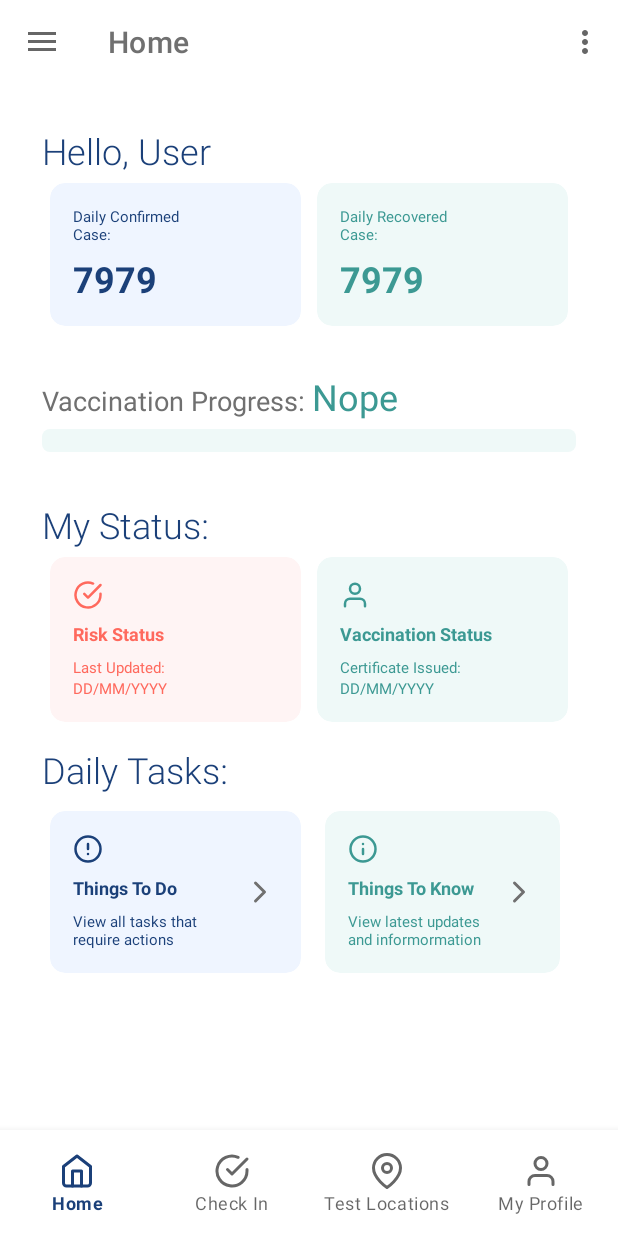
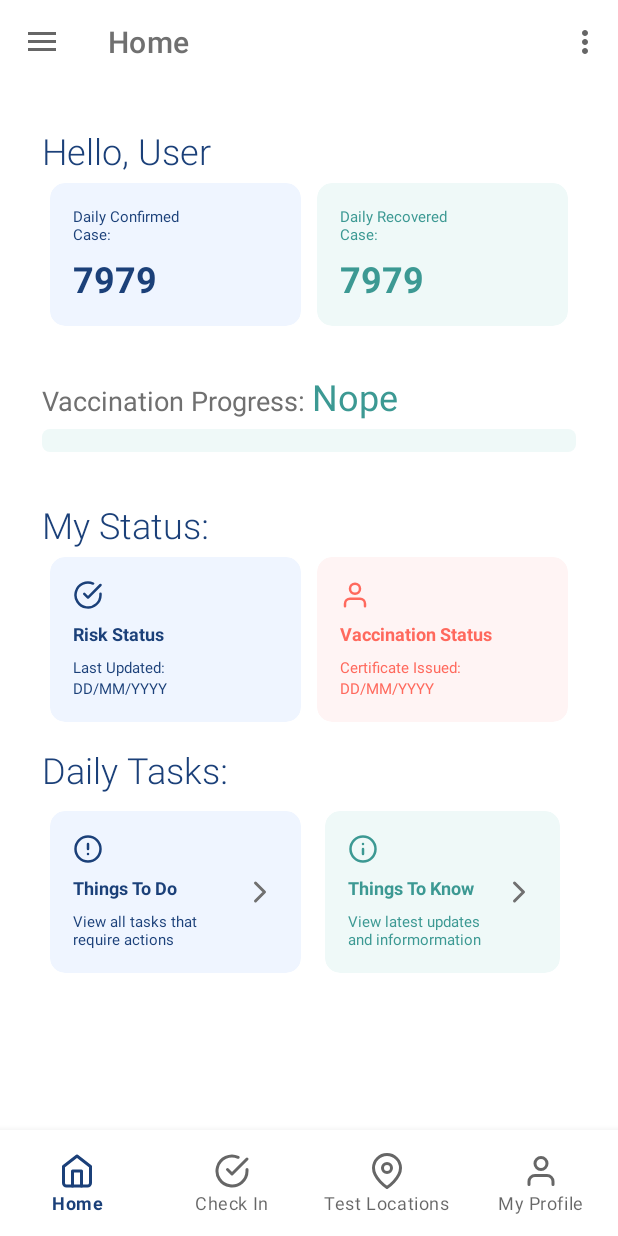
Before and after one commit to DanWlker/MyCTrace, an Android app: the screen it shows after launch (MainActivity), after a tap on "Login", on a phone screen of 412 x 824 dp. Run offline under Robolectric (Android 15) with nearby library versions, the phone set to English and light mode, and no system bars; our stand-ins replace Firebase (no records; nobody signed in at launch, a user with empty details on screens opened directly), Volley, navigation-ui; network calls fail.

Commit message:
Added feature: Risk and vaccination state color
Risk and vaccination cards color will change according to user risk and vaccination state

```diff
--- a/app/src/main/java/com/example/myctrace/ui/home/HomeFragment.java
+++ b/app/src/main/java/com/example/myctrace/ui/home/HomeFragment.java
@@ -1,15 +1,20 @@
 package com.example.myctrace.ui.home;
 
+import android.graphics.Color;
+import android.graphics.drawable.Drawable;
 import android.os.Bundle;
 import android.util.Log;
 import android.view.LayoutInflater;
 import android.view.View;
 import android.view.ViewGroup;
+import android.widget.ImageView;
 import android.widget.TextView;
 import android.widget.Toast;
 
 import androidx.annotation.NonNull;
 import androidx.annotation.Nullable;
+import androidx.appcompat.content.res.AppCompatResources;
+import androidx.core.graphics.drawable.DrawableCompat;
 import androidx.fragment.app.Fragment;
 import androidx.fragment.app.FragmentTransaction;
 import androidx.lifecycle.Observer;
@@ -42,39 +47,32 @@ public class HomeFragment extends Fragment {
     private FragmentHomeBinding binding;
 
     TextView tvConfirmedCase, tvRecoveredCase, tvVacProgress;
-    MaterialCardView cvRisk, cvVac, cvTodo, cvToknow;
+    MaterialCardView cvTodo, cvToknow;
     LinearProgressIndicator pbVac;
+
+    ImageView riskIcon;
+    TextView riskTitle, riskUpdate, riskDate;
+    MaterialCardView cvRisk;
+
+    ImageView vacIcon;
+    TextView vacTitle, vacUpdate, vacDate;
+    MaterialCardView cvVac;
 
     private DatabaseReference mDatabase;
 
+    private String riskStatus = "low";
+    private String vacStatus = "firstdose";
+
     public View onCreateView(@NonNull LayoutInflater inflater,
                              ViewGroup container, Bundle savedInstanceState) {
-        //homeViewModel =
-                //new ViewModelProvider(this).get(HomeViewModel.class);
 
         binding = FragmentHomeBinding.inflate(inflater, container, false);
         View root = binding.getRoot();
 
-        //final TextView textView = binding.tvUName;
-        cvRisk = binding.cvRisk;
-        cvVac = binding.cvVac;
-        cvTodo = binding.cvTodo;
-        cvToknow = binding.cvToknow;
-        tvConfirmedCase = binding.tvConfirmedCase;
-        tvRecoveredCase = binding.tvRecoveredCase;
-        tvVacProgress = binding.tvVacProgress;
-        pbVac = binding.pbVacProgress;
+        bindElements();
 
-        //mDatabase = FirebaseDatabase.getInstance().getReference();
-        //mDatabase.child("test").setValue("Hello");
-
-//        cvRisk.setOnClickListener(new View.OnClickListener() {
-//            @Override
-//            public void onClick(View v) {
-//                Intent i = new Intent(getActivity(), RiskAssessmentActivity.class);
-//                startActivity(i);
-//            }
-//        });
+        setRiskState(riskStatus);
+        setVacStatus(vacStatus);
 
         cvTodo.setOnClickListener(new View.OnClickListener() {
             @Override
@@ -102,16 +100,35 @@ public class HomeFragment extends Fragment {
             }
         });
 
+        //set statistics by getting data from API
         fetchCovidAPI();
         fetchVaccineAPI();
 
-        /*homeViewModel.getText().observe(getViewLifecycleOwner(), new Observer<String>() {
-            @Override
-            public void onChanged(@Nullable String s) {
-                textView.setText(s);
-            }
-        }); */
         return root;
+    }
+
+    private void bindElements()
+    {
+        //risk elements
+        cvRisk = binding.cvRisk;
+        riskIcon = binding.riskIcon;
+        riskTitle = binding.riskTitle;
+        riskUpdate = binding.riskUpdated;
+        riskDate = binding.riskDate;
+
+        //vac elements
+        cvVac = binding.cvVac;
+        vacIcon = binding.vacIcon;
+        vacTitle = binding.vacTitle;
+        vacUpdate = binding.vacUpdated;
+        vacDate = binding.vacDate;
+
+        cvTodo = binding.cvTodo;
+        cvToknow = binding.cvToknow;
+        tvConfirmedCase = binding.tvConfirmedCase;
+        tvRecoveredCase = binding.tvRecoveredCase;
+        tvVacProgress = binding.tvVacProgress;
+        pbVac = binding.pbVacProgress;
     }
 
     private void fetchCovidAPI()
@@ -187,6 +204,42 @@ public class HomeFragment extends Fragment {
         queue.add(stringRequest);
     }
 
+    private void setRiskState(String riskstatus)
+    {
+        if (riskstatus == "high")
+        {
+            cvRisk.setCardBackgroundColor(getResources().getColor(R.color.orange_secondary));
+            riskIcon.setImageDrawable(getResources().getDrawable(R.drawable.ic_check_circle_orange));
+            riskTitle.setTextColor(getResources().getColor(R.color.orange_primary));
+            riskUpdate.setTextColor(getResources().getColor(R.color.orange_primary));
+            riskDate.setTextColor(getResources().getColor(R.color.orange_primary));
+        } else {
+            cvRisk.setCardBackgroundColor(getResources().getColor(R.color.blue_secondary));
+            riskIcon.setImageDrawable(getResources().getDrawable(R.drawable.ic_check_circle_blue));
+            riskTitle.setTextColor(getResources().getColor(R.color.blue_primary));
+            riskUpdate.setTextColor(getResources().getColor(R.color.blue_primary));
+            riskDate.setTextColor(getResources().getColor(R.color.blue_primary));
+        }
+    }
+
+    private void setVacStatus(String vacStatus)
+    {
+        if (vacStatus == "completed")
+        {
+            cvVac.setCardBackgroundColor(getResources().getColor(R.color.green_secondary));
+            vacIcon.setImageDrawable(getResources().getDrawable(R.drawable.ic_user_green));
+            vacTitle.setTextColor(getResources().getColor(R.color.green_primary));
+            vacUpdate.setTextColor(getResources().getColor(R.color.green_primary));
+            vacDate.setTextColor(getResources().getColor(R.color.green_primary));
+        } else {
+            cvVac.setCardBackgroundColor(getResources().getColor(R.color.orange_secondary));
+            vacIcon.setImageDrawable(getResources().getDrawable(R.drawable.ic_user_orange));
+            vacTitle.setTextColor(getResources().getColor(R.color.orange_primary));
+            vacUpdate.setTextColor(getResources().getColor(R.color.orange_primary));
+            vacDate.setTextColor(getResources().getColor(R.color.orange_primary));
+        }
+    }
+
     @Override
     public void onDestroyView() {
         super.onDestroyView();
--- a/app/src/main/java/com/example/myctrace/ui/toknow/ToknowFragment.java
+++ b/app/src/main/java/com/example/myctrace/ui/toknow/ToknowFragment.java
@@ -42,15 +42,18 @@ public class ToknowFragment extends Fragment {
                              @Nullable Bundle savedInstanceState) {
         View view = inflater.inflate(R.layout.toknow_fragment, container, false);
 
+        //for action bar
         ActionBar actionBar = ((AppCompatActivity)getActivity()).getSupportActionBar();
         actionBar.setTitle("To Know");
 
+        //link to database
         mbase = FirebaseDatabase.getInstance().getReference().child("news");
         FirebaseRecyclerOptions<NewsModel> options =
                 new FirebaseRecyclerOptions.Builder<NewsModel>()
                 .setQuery(mbase, NewsModel.class)
                 .build();
 
+        //setting up recycler view
         RecyclerView rv_news = view.findViewById(R.id.rv_news);
         NewsAdapter adapter = new NewsAdapter(options);
         rv_news.setAdapter(adapter);
--- /dev/null
+++ b/app/src/main/res/drawable-v24/ic_user_orange.xml
@@ -0,0 +1,20 @@
+<vector xmlns:android="http://schemas.android.com/apk/res/android"
+    android:width="20dp"
+    android:height="20dp"
+    android:viewportWidth="24"
+    android:viewportHeight="24">
+  <path
+      android:pathData="M20,21v-2a4,4 0,0 0,-4 -4H8a4,4 0,0 0,-4 4v2"
+      android:strokeLineJoin="round"
+      android:strokeWidth="2"
+      android:fillColor="#00000000"
+      android:strokeColor="@color/orange_primary"
+      android:strokeLineCap="round"/>
+  <path
+      android:pathData="M12,7m-4,0a4,4 0,1 1,8 0a4,4 0,1 1,-8 0"
+      android:strokeLineJoin="round"
+      android:strokeWidth="2"
+      android:fillColor="#00000000"
+      android:strokeColor="@color/orange_primary"
+      android:strokeLineCap="round"/>
+</vector>
--- a/app/src/main/res/layout/fragment_home.xml
+++ b/app/src/main/res/layout/fragment_home.xml
@@ -146,7 +146,7 @@
                 app:contentPadding="15dp"
                 app:cardCornerRadius="10dp"
                 app:cardElevation="0dp"
-                app:cardBackgroundColor="@color/orange_secondary">
+                app:cardBackgroundColor="@color/blue_secondary">
 
                 <LinearLayout
                     android:layout_width="match_parent"
@@ -160,34 +160,36 @@
                         android:orientation="vertical">
 
                         <ImageView
-                            android:src="@drawable/ic_check_circle_orange"
+                            android:id="@+id/risk_icon"
+                            android:src="@drawable/ic_check_circle_blue"
                             android:layout_width="wrap_content"
                             android:layout_height="wrap_content" />
 
                         <TextView
-                            android:id="@+id/tv_riskStatus"
+                            android:id="@+id/risk_title"
                             android:layout_marginTop="7dp"
                             android:layout_width="match_parent"
                             android:layout_height="wrap_content"
                             android:text="Risk Status"
-                            android:textColor="@color/orange_primary"
+                            android:textColor="@color/blue_primary"
                             android:textStyle="bold"
                             android:textSize="12dp"/>
 
                         <TextView
+                            android:id="@+id/risk_updated"
                             android:layout_marginTop="7dp"
                             android:layout_width="match_parent"
                             android:layout_height="wrap_content"
                             android:text="Last Updated: "
-                            android:textColor="@color/orange_primary"
+                            android:textColor="@color/blue_primary"
                             android:textSize="10dp"/>
 
                         <TextView
-                            android:id="@+id/tv_riskLastUpdated"
+                            android:id="@+id/risk_date"
                             android:layout_width="match_parent"
                             android:layout_height="wrap_content"
                             android:text="DD/MM/YYYY"
-                            android:textColor="@color/orange_primary"
+                            android:textColor="@color/blue_primary"
                             android:textSize="10dp"/>
                     </LinearLayout>
 
@@ -218,13 +220,14 @@
                         android:orientation="vertical">
 
                         <ImageView
+                            android:id="@+id/vac_icon"
                             android:src="@drawable/ic_user_green"
                             android:layout_width="wrap_content"
                             android:layout_height="wrap_content" />
 
 
                         <TextView
-                            android:id="@+id/tv_vacStatus"
+                            android:id="@+id/vac_title"
                             android:layout_marginTop="7dp"
                             android:layout_width="match_parent"
                             android:layout_height="wrap_content"
@@ -234,6 +237,7 @@
                             android:textSize="12dp"/>
 
                         <TextView
+                            android:id="@+id/vac_updated"
                             android:layout_marginTop="7dp"
                             android:layout_width="match_parent"
                             android:layout_height="wrap_content"
@@ -242,7 +246,7 @@
                             android:textSize="10dp"/>
 
                         <TextView
-                            android:id="@+id/tv_vac"
+                            android:id="@+id/vac_date"
                             android:layout_width="match_parent"
                             android:layout_height="wrap_content"
                             android:textColor="@color/green_primary"
```
Also changed, not shown: app/src/main/java/com/example/myctrace/ui/profile/ProfileFragment.java (+4 -12 lines), app/src/main/java/com/example/myctrace/ui/toknow/NewsAdapter.java (+1 -63 lines), app/src/main/java/com/example/myctrace/ui/toknow/NewsModel.java (+3 -10 lines).
